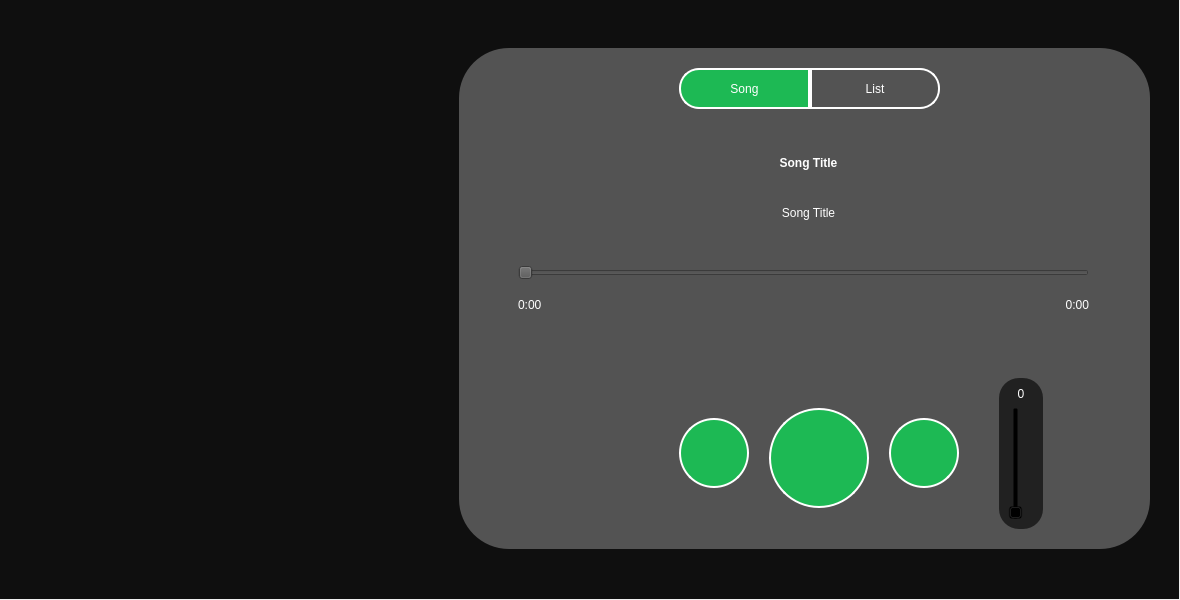
Above: UI/music_player.ui from VincentZyrellDelaCruz/PyqtProject before the change. Below: the same form after it.
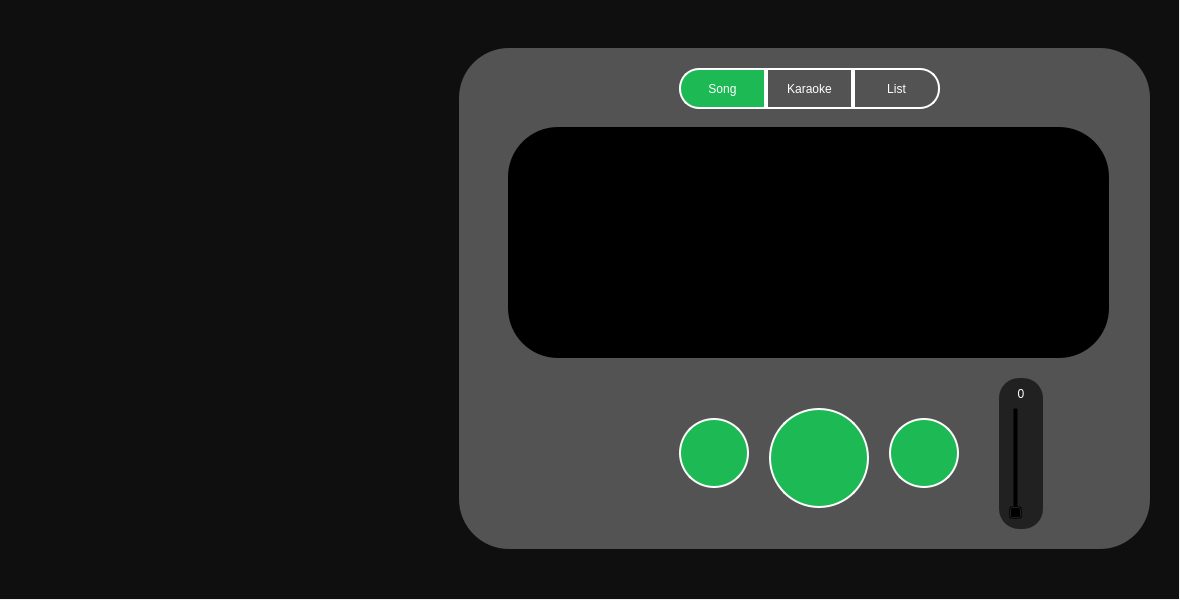
That is the form after the change. The open tabs and pages were chosen to show the change. Icons and pictures are not drawn.

Commit message: Karaoke/Lyrics function implemented.

Patch:
```diff
--- a/UI/music_player.ui
+++ b/UI/music_player.ui
@@ -320,6 +320,38 @@
        </widget>
       </widget>
      </widget>
+     <widget class="QWidget" name="lyrics_page">
+      <widget class="QFrame" name="frame_2">
+       <property name="geometry">
+        <rect>
+         <x>0</x>
+         <y>0</y>
+         <width>601</width>
+         <height>231</height>
+        </rect>
+       </property>
+       <property name="styleSheet">
+        <string notr="true">background-color: rgb(0, 0, 0);</string>
+       </property>
+       <property name="frameShape">
+        <enum>QFrame::StyledPanel</enum>
+       </property>
+       <property name="frameShadow">
+        <enum>QFrame::Raised</enum>
+       </property>
+       <widget class="QWidget" name="verticalLayoutWidget_2">
+        <property name="geometry">
+         <rect>
+          <x>40</x>
+          <y>20</y>
+          <width>521</width>
+          <height>191</height>
+         </rect>
+        </property>
+        <layout class="QVBoxLayout" name="lyrics_layout"/>
+       </widget>
+      </widget>
+     </widget>
     </widget>
     <widget class="QWidget" name="layoutWidget">
      <property name="geometry">
@@ -330,7 +362,7 @@
        <height>41</height>
       </rect>
      </property>
-     <layout class="QHBoxLayout" name="tabs" stretch="0,0">
+     <layout class="QHBoxLayout" name="tabs" stretch="0,0,0">
       <property name="spacing">
        <number>0</number>
       </property>
@@ -368,6 +400,35 @@
         </property>
        </widget>
       </item>
+      <item>
+       <widget class="QPushButton" name="lyrics_tab">
+        <property name="sizePolicy">
+         <sizepolicy hsizetype="Minimum" vsizetype="Minimum">
+          <horstretch>0</horstretch>
+          <verstretch>0</verstretch>
+         </sizepolicy>
+        </property>
+        <property name="styleSheet">
+         <string notr="true">QPushButton {
+	color: rgb(255, 255, 255);
+	border: 2px solid white;
+}
+QPushButton:checked {
+	color: rgb(255, 255, 255);
+	background-color: #1DB954;
+}</string>
+        </property>
+        <property name="text">
+         <string>Karaoke</string>
+        </property>
+        <property name="checkable">
+         <bool>true</bool>
+        </property>
+        <property name="autoExclusive">
+         <bool>true</bool>
+        </property>
+       </widget>
+      </item>
       <item>
        <widget class="QPushButton" name="list_tab">
         <property name="sizePolicy">
```
Left out of the diff: 2 changed lines with no effect on the pictures. The commit also changes 5 other files.
